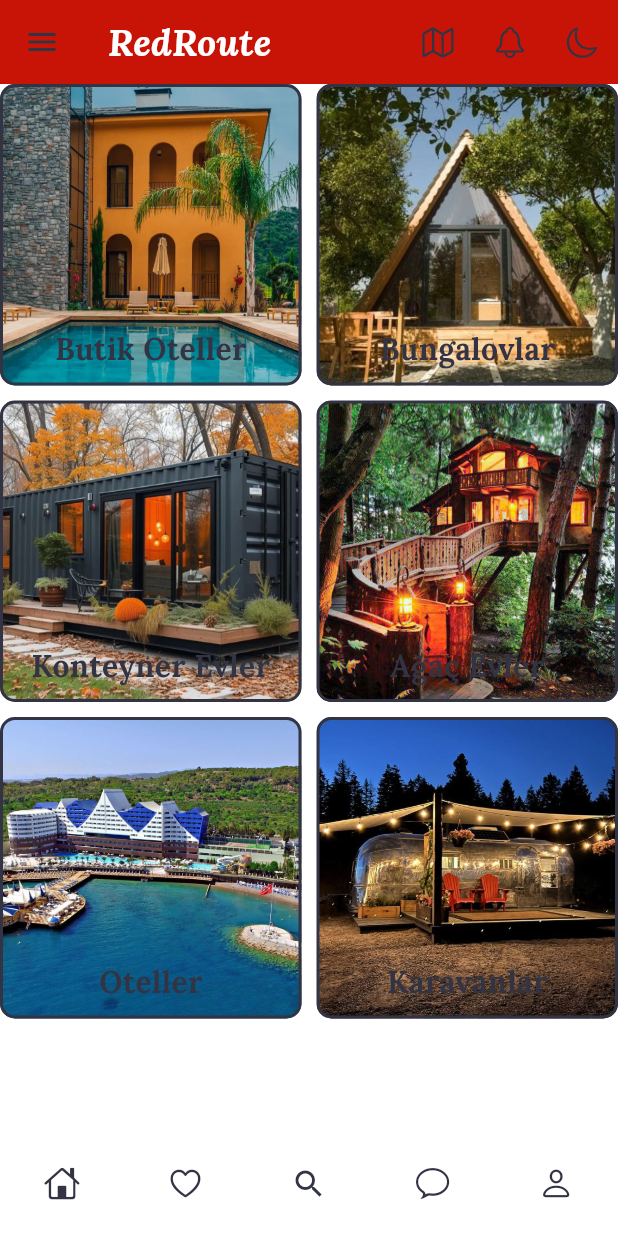
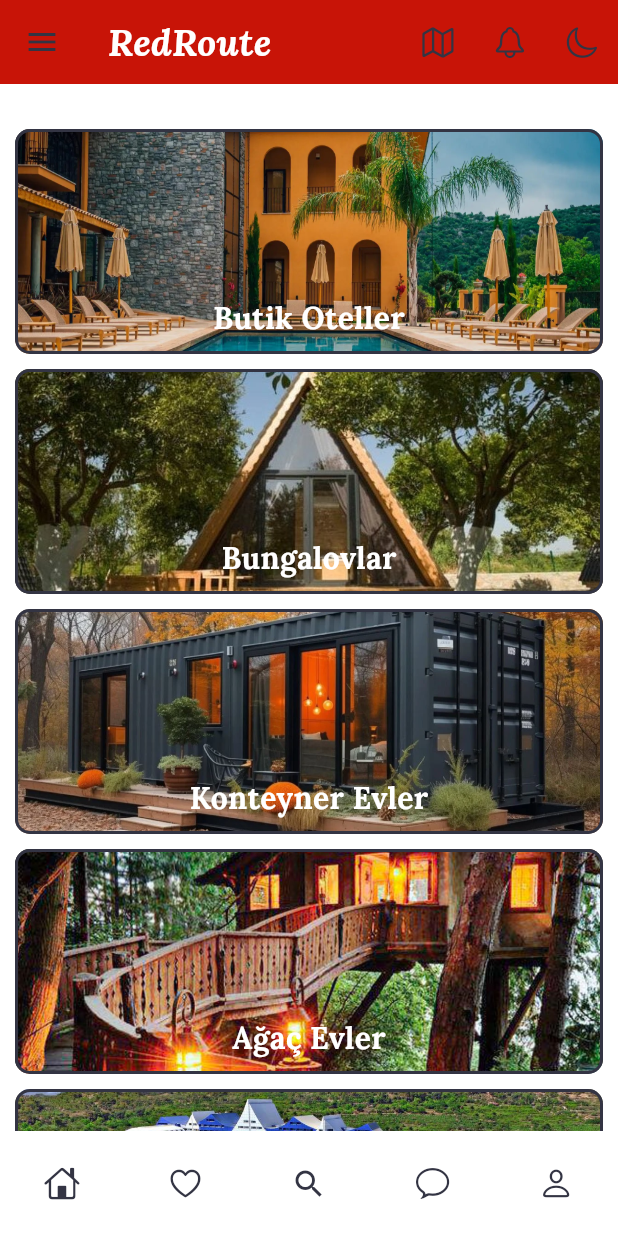
Before and after one commit to dilaradertli/RedRoute, a Flutter app: the HomeScreen screen opened by its route, on a phone screen of 412 x 824 dp. Run offline on Flutter 3.47's test engine with Material 3 defaults, Android fonts, the phone set to English and light mode, and no system bars; our stand-ins replace go_router, google_fonts, lottie; missing offline and left inert: dotlottie_loader.

Commit message:
Update home_screen.dart
Ana ekrandaki resimlerin dizilişi değiştirildi ve appbarla aralarına boşluk konuldu.

```diff
--- a/lib/screens/home_screen.dart
+++ b/lib/screens/home_screen.dart
@@ -96,11 +96,10 @@ class HomeScreen extends StatelessWidget {
       ),
       body: Column(
         children: [
+          const SizedBox(height: 20),
           Expanded(
-            child: GridView.count(
-              crossAxisCount: 2,
-              mainAxisSpacing: 10,
-              crossAxisSpacing: 10,
+            child: ListView(
+              padding: const EdgeInsets.all(10),
               children: [
                 _buildCategoryItem(
                   image: 'assets/images/Otel1.jpg',
@@ -147,8 +146,8 @@ class HomeScreen extends StatelessWidget {
     required Map<String, Color> currentColors,
   }) {
     return Container(
-      height: 50,
-      width: 50,
+      height: 150,
+      margin: const EdgeInsets.only(bottom: 10),
       decoration: BoxDecoration(
         border: Border.all(color: currentColors["onSurface"]!, width: 2),
         borderRadius: BorderRadius.circular(10),
@@ -164,7 +163,7 @@ class HomeScreen extends StatelessWidget {
           child: Text(
             title,
             style: TextStyle(
-              color: currentColors["onSurface"]!,
+              color: Colors.white,
               fontWeight: FontWeight.bold,
               fontSize: 20,
             ),
```
